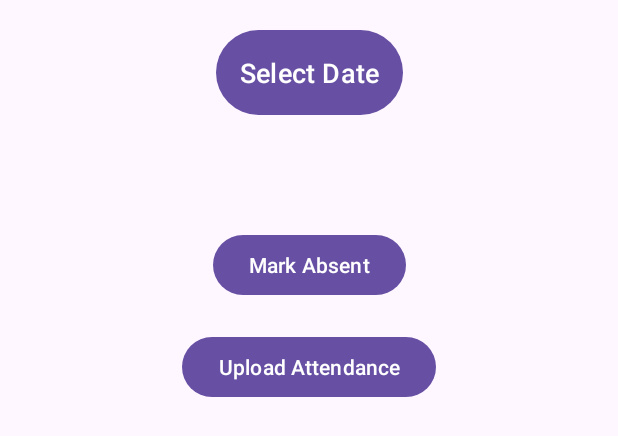
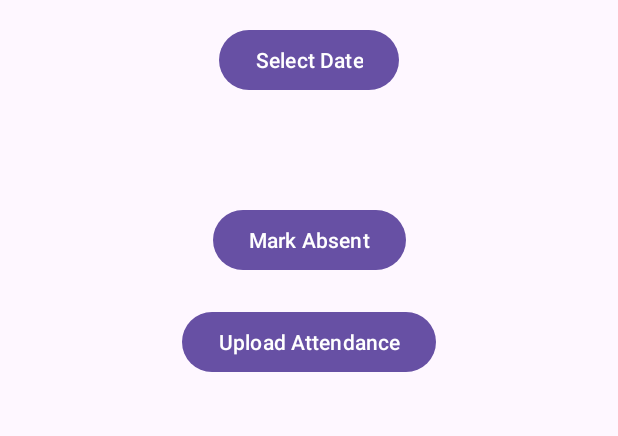
Before and after one commit to Jalpan25/Saraswati_Vidyalaya, an Android app: the layout activity_attendance_teacher.xml on its own in the app's theme, with its tools: preview values and no code run, on a phone screen of 412 x 824 dp. Shown: the top 436 px of the screen. Run offline under Robolectric (Android 15) with nearby library versions, the phone set to English and light mode, and no system bars.

Commit message:
working with functionality

```diff
--- a/app/src/main/java/com/example/saraswatividyalaya/StudentLibraryActivity.java
+++ b/app/src/main/java/com/example/saraswatividyalaya/StudentLibraryActivity.java
@@ -27,6 +27,7 @@ public class StudentLibraryActivity extends AppCompatActivity {
     private ArrayAdapter<String> adapter;
 
     @SuppressLint("MissingInflatedId")
+
     @Override
     protected void onCreate(Bundle savedInstanceState) {
         super.onCreate(savedInstanceState);
--- /dev/null
+++ b/app/src/main/res/drawable/circle_background.xml
@@ -0,0 +1,4 @@
+<shape xmlns:android="http://schemas.android.com/apk/res/android">
+    <solid android:color="@android:color/holo_green_dark" />
+    <corners android:radius="50dp" />
+</shape>
--- a/app/src/main/res/layout/activity_attendance_teacher.xml
+++ b/app/src/main/res/layout/activity_attendance_teacher.xml
@@ -1,6 +1,5 @@
 <?xml version="1.0" encoding="utf-8"?>
-<androidx.constraintlayout.widget.ConstraintLayout
-    xmlns:android="http://schemas.android.com/apk/res/android"
+<androidx.constraintlayout.widget.ConstraintLayout xmlns:android="http://schemas.android.com/apk/res/android"
     xmlns:app="http://schemas.android.com/apk/res-auto"
     xmlns:tools="http://schemas.android.com/tools"
     android:layout_width="match_parent"
@@ -12,24 +11,20 @@
         android:layout_width="wrap_content"
         android:layout_height="wrap_content"
         android:text="Select Date"
-        android:textSize="18sp"
-        android:layout_marginTop="16dp"
         app:layout_constraintTop_toTopOf="parent"
         app:layout_constraintStart_toStartOf="parent"
         app:layout_constraintEnd_toEndOf="parent"
-        android:padding="16dp"
-        android:clickable="true"
-        android:focusable="true"/>
+        android:layout_marginTop="16dp" />
 
-    <com.google.android.flexbox.FlexboxLayout
+    <android.widget.GridLayout
         android:id="@+id/rollNumberGrid"
         android:layout_width="match_parent"
         android:layout_height="wrap_content"
+        android:columnCount="3"
         android:layout_marginTop="20dp"
         android:padding="16dp"
-        app:flexWrap="wrap"
-        app:justifyContent="center"
-        app:alignItems="center"
+        android:useDefaultMargins="true"
+        android:alignmentMode="alignMargins"
         app:layout_constraintTop_toBottomOf="@+id/dateSelectButton"
         app:layout_constraintStart_toStartOf="parent"
         app:layout_constraintEnd_toEndOf="parent"/>
@@ -39,19 +34,19 @@
         android:layout_width="wrap_content"
         android:layout_height="wrap_content"
         android:text="Mark Absent"
-        android:layout_marginTop="20dp"
         app:layout_constraintTop_toBottomOf="@+id/rollNumberGrid"
         app:layout_constraintStart_toStartOf="parent"
-        app:layout_constraintEnd_toEndOf="parent"/>
+        app:layout_constraintEnd_toEndOf="parent"
+        android:layout_marginTop="20dp" />
 
     <Button
         android:id="@+id/uploadAttendanceButton"
         android:layout_width="wrap_content"
         android:layout_height="wrap_content"
         android:text="Upload Attendance"
-        android:layout_marginTop="20dp"
         app:layout_constraintTop_toBottomOf="@+id/absentButton"
         app:layout_constraintStart_toStartOf="parent"
-        app:layout_constraintEnd_toEndOf="parent"/>
+        app:layout_constraintEnd_toEndOf="parent"
+        android:layout_marginTop="20dp" />
 
 </androidx.constraintlayout.widget.ConstraintLayout>
--- a/app/src/main/res/values/colors.xml
+++ b/app/src/main/res/values/colors.xml
@@ -2,4 +2,6 @@
 <resources>
     <color name="black">#FF000000</color>
     <color name="white">#FFFFFFFF</color>
+    <color name="colorPrimary">#6200EE</color>  <!-- You can change the hex value to your desired color -->
+
 </resources>
--- a/app/src/main/res/values/styles.xml
+++ b/app/src/main/res/values/styles.xml
@@ -16,4 +16,6 @@
         <item name="android:tint">#008080</item> <!-- Set the color for the three dots here -->
     </style>
 
+
+
 </resources>
```
Also changed, not shown: app/build.gradle (+12 -6 lines), app/src/main/AndroidManifest.xml (+7 -0 lines), app/src/main/java/com/example/saraswatividyalaya/Attendance_teacher.java (+10 -3 lines), app/src/main/java/com/example/saraswatividyalaya/home_page.java (+16 -10 lines), app/src/main/java/com/example/saraswatividyalaya/login.java (+7 -288 lines), app/src/main/java/com/example/saraswatividyalaya/student_attendance.java (+11 -2 lines), app/src/main/java/com/example/saraswatividyalaya/teacher_login.java (+29 -29 lines), build.gradle (+2 -6 lines), app/src/main/res/layout/activity_student_attendance.xml (line endings or trailing spaces).
